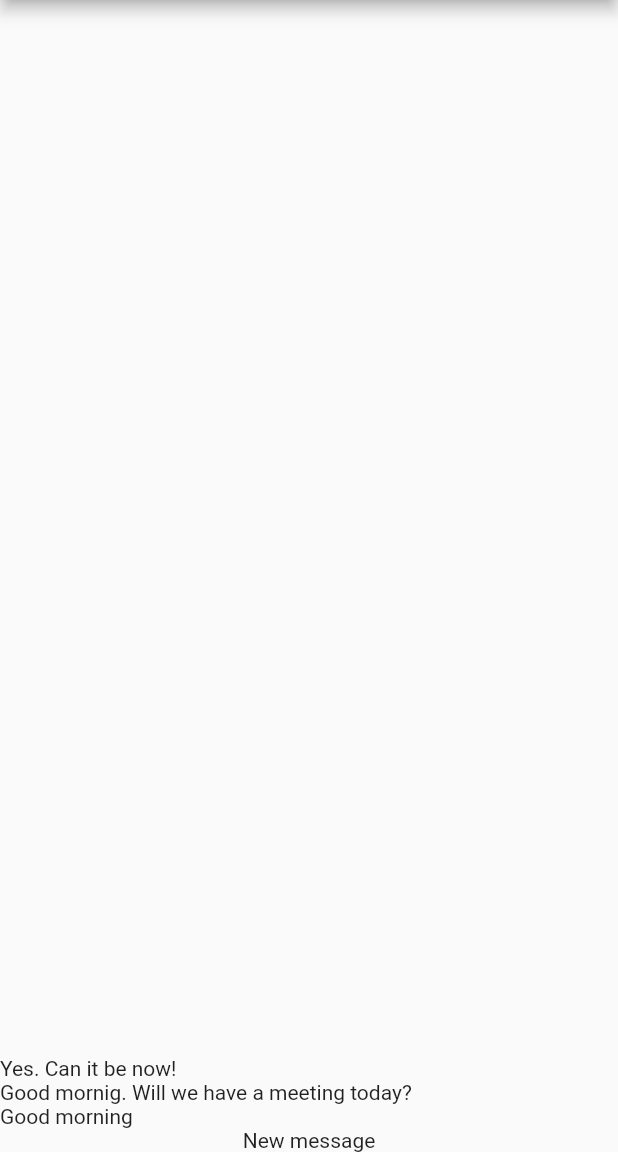
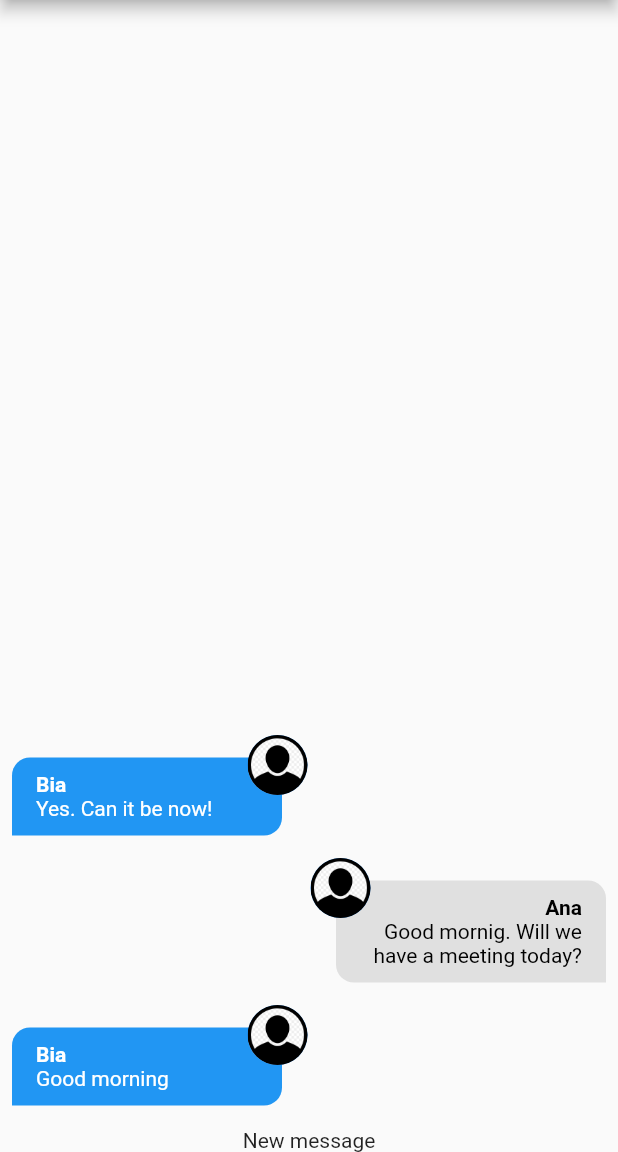
Before and after one commit to thiagonishimura/chat, a Flutter app: the screen it shows after launch, on a phone screen of 412 x 824 dp, the part 84-1236 px from its top. Run offline on Flutter 3.47's test engine with Material 2 defaults, Android fonts, the phone set to English and light mode, and no system bars; our stand-ins replace image_picker; accounts and stored records are empty.

Commit message:
Created the speech bubble

```diff
--- /dev/null
+++ b/lib/components/message_bubble.dart
@@ -0,0 +1,99 @@
+import 'dart:io';
+
+import 'package:chat/core/models/chat_message.dart';
+import 'package:flutter/material.dart';
+
+class MessageBubble extends StatelessWidget {
+  static const _defaultImage = 'assets/images/avatar.png';
+  final ChatMessage message;
+  final bool belongsToCurrentUser;
+
+  const MessageBubble({
+    required this.message,
+    required this.belongsToCurrentUser,
+    super.key,
+  });
+
+  Widget _showUserImage(String imageUrl) {
+    ImageProvider? provider;
+    final uri = Uri.parse(imageUrl);
+
+    if (uri.path.contains(_defaultImage)) {
+      provider = const AssetImage(_defaultImage);
+    } else if (uri.scheme.contains('http')) {
+      provider = NetworkImage(uri.toString());
+    } else {
+      provider = FileImage(File(uri.toString()));
+    }
+
+    return CircleAvatar(
+      backgroundImage: provider,
+    );
+  }
+
+  @override
+  Widget build(BuildContext context) {
+    return Stack(
+      children: [
+        Row(
+          mainAxisAlignment: belongsToCurrentUser
+              ? MainAxisAlignment.end
+              : MainAxisAlignment.start,
+          children: [
+            Container(
+              decoration: BoxDecoration(
+                color: belongsToCurrentUser
+                    ? Colors.grey.shade300
+                    : Theme.of(context).primaryColor,
+                borderRadius: BorderRadius.only(
+                  topLeft: const Radius.circular(12),
+                  topRight: const Radius.circular(12),
+                  bottomLeft: belongsToCurrentUser
+                      ? const Radius.circular(12)
+                      : const Radius.circular(0),
+                  bottomRight: belongsToCurrentUser
+                      ? const Radius.circular(0)
+                      : const Radius.circular(12),
+                ),
+              ),
+              width: 180,
+              padding: const EdgeInsets.symmetric(
+                vertical: 10,
+                horizontal: 16,
+              ),
+              margin: const EdgeInsets.symmetric(vertical: 15, horizontal: 8),
+              child: Column(
+                crossAxisAlignment: belongsToCurrentUser
+                    ? CrossAxisAlignment.end
+                    : CrossAxisAlignment.start,
+                children: [
+                  Text(
+                    message.userName,
+                    style: TextStyle(
+                      color: belongsToCurrentUser ? Colors.black : Colors.white,
+                      fontWeight: FontWeight.bold,
+                    ),
+                  ),
+                  Text(
+                    message.text,
+                    textAlign:
+                        belongsToCurrentUser ? TextAlign.right : TextAlign.left,
+                    style: TextStyle(
+                      color: belongsToCurrentUser ? Colors.black : Colors.white,
+                    ),
+                  ),
+                ],
+              ),
+            ),
+          ],
+        ),
+        Positioned(
+          top: 0,
+          left: belongsToCurrentUser ? null : 165,
+          right: belongsToCurrentUser ? 165 : null,
+          child: _showUserImage(message.userImageUrl),
+        ),
+      ],
+    );
+  }
+}
--- a/lib/components/messages.dart
+++ b/lib/components/messages.dart
@@ -1,4 +1,6 @@
+import 'package:chat/components/message_bubble.dart';
 import 'package:chat/core/models/chat_message.dart';
+import 'package:chat/core/services/auth/auth_service.dart';
 import 'package:chat/core/services/chat/chat_service.dart';
 import 'package:flutter/material.dart';
 
@@ -7,6 +9,7 @@ class Messages extends StatelessWidget {
 
   @override
   Widget build(BuildContext context) {
+    final currentUser = AuthService().currentUser;
     return StreamBuilder<List<ChatMessage>>(
       stream: ChatService().messagesStream(),
       builder: (ctx, snapshot) {
@@ -19,7 +22,11 @@ class Messages extends StatelessWidget {
           return ListView.builder(
             reverse: true,
             itemCount: msgs.length,
-            itemBuilder: (ctx, i) => Text(msgs[i].text),
+            itemBuilder: (ctx, i) => MessageBubble(
+              key: ValueKey(msgs[i].id),
+              message: msgs[i],
+              belongsToCurrentUser: currentUser?.id == msgs[i].userId,
+            ),
           );
         }
       },
--- a/lib/core/services/auth/auth_mock_service.dart
+++ b/lib/core/services/auth/auth_mock_service.dart
@@ -6,9 +6,9 @@ import 'package:chat/core/services/auth/auth_service.dart';
 
 class AuthMockService implements AuthService {
   static const _defaultUser = ChatUser(
-    id: '1',
-    name: 'Teste',
-    email: 'teste@cod3r.com.br',
+    id: '456',
+    name: 'Ana',
+    email: 'ana@cod3r.com.br',
     imageUrl: 'assets/images/avatar.png',
   );
 
--- a/pubspec.yaml
+++ b/pubspec.yaml
@@ -19,5 +19,5 @@ dev_dependencies:
 flutter:
   uses-material-design: true
 
-assets:
+  assets:
     - assets/images/avatar.png
```
